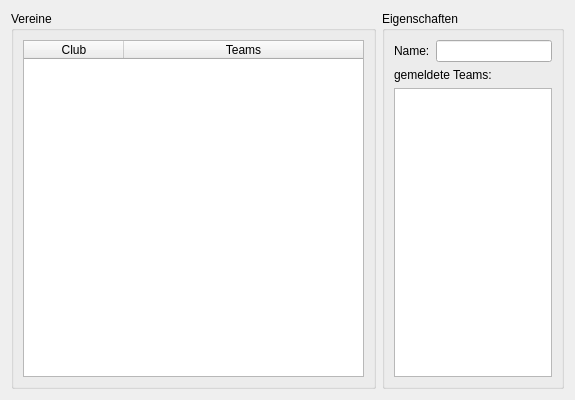
Old version of the form modules/clublist/clublistwidget.ui in the repository MrApe/OpenCompetition.
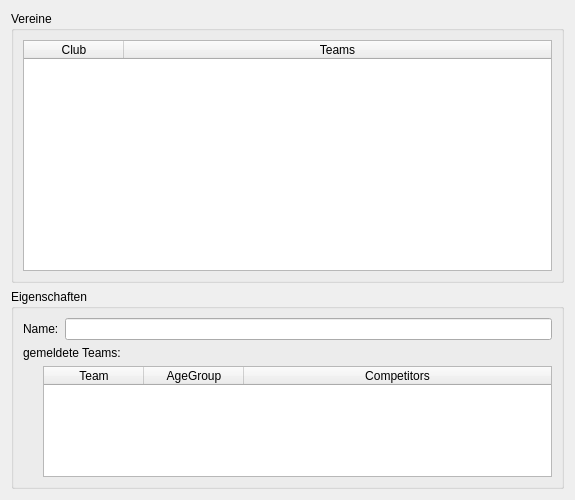
New version of the form.

The edit to the form file:
```diff
--- a/modules/clublist/clublistwidget.ui
+++ b/modules/clublist/clublistwidget.ui
@@ -7,7 +7,7 @@
     <x>0</x>
     <y>0</y>
     <width>575</width>
-    <height>400</height>
+    <height>500</height>
    </rect>
   </property>
   <property name="minimumSize">
@@ -19,13 +19,13 @@
   <property name="windowTitle">
    <string>Form</string>
   </property>
-  <layout class="QHBoxLayout" name="horizontalLayout">
+  <layout class="QVBoxLayout" name="verticalLayout">
    <item>
     <widget class="QGroupBox" name="groupBox_2">
      <property name="sizePolicy">
       <sizepolicy hsizetype="Preferred" vsizetype="Preferred">
-       <horstretch>2</horstretch>
-       <verstretch>0</verstretch>
+       <horstretch>0</horstretch>
+       <verstretch>1</verstretch>
       </sizepolicy>
      </property>
      <property name="title">
@@ -58,11 +58,17 @@
    <item>
     <widget class="QGroupBox" name="groupBox">
      <property name="sizePolicy">
-      <sizepolicy hsizetype="Preferred" vsizetype="Preferred">
-       <horstretch>1</horstretch>
-       <verstretch>0</verstretch>
+      <sizepolicy hsizetype="Preferred" vsizetype="Fixed">
+       <horstretch>0</horstretch>
+       <verstretch>1</verstretch>
       </sizepolicy>
      </property>
+     <property name="maximumSize">
+      <size>
+       <width>16777215</width>
+       <height>200</height>
+      </size>
+     </property>
      <property name="title">
       <string>Eigenschaften</string>
      </property>
@@ -95,16 +101,41 @@
           <property name="orientation">
            <enum>Qt::Horizontal</enum>
           </property>
+          <property name="sizeType">
+           <enum>QSizePolicy::Fixed</enum>
+          </property>
           <property name="sizeHint" stdset="0">
            <size>
-            <width>40</width>
+            <width>20</width>
             <height>20</height>
            </size>
           </property>
          </spacer>
         </item>
         <item>
-         <widget class="QTableView" name="tableView_2"/>
+         <widget class="QTableWidget" name="teamTable">
+          <attribute name="horizontalHeaderStretchLastSection">
+           <bool>true</bool>
+          </attribute>
+          <attribute name="horizontalHeaderStretchLastSection">
+           <bool>true</bool>
+          </attribute>
+          <column>
+           <property name="text">
+            <string>Team</string>
+           </property>
+          </column>
+          <column>
+           <property name="text">
+            <string>AgeGroup</string>
+           </property>
+          </column>
+          <column>
+           <property name="text">
+            <string>Competitors</string>
+           </property>
+          </column>
+         </widget>
         </item>
        </layout>
       </item>
```
Left out of the diff: 24 changed lines with no effect on the pictures.
